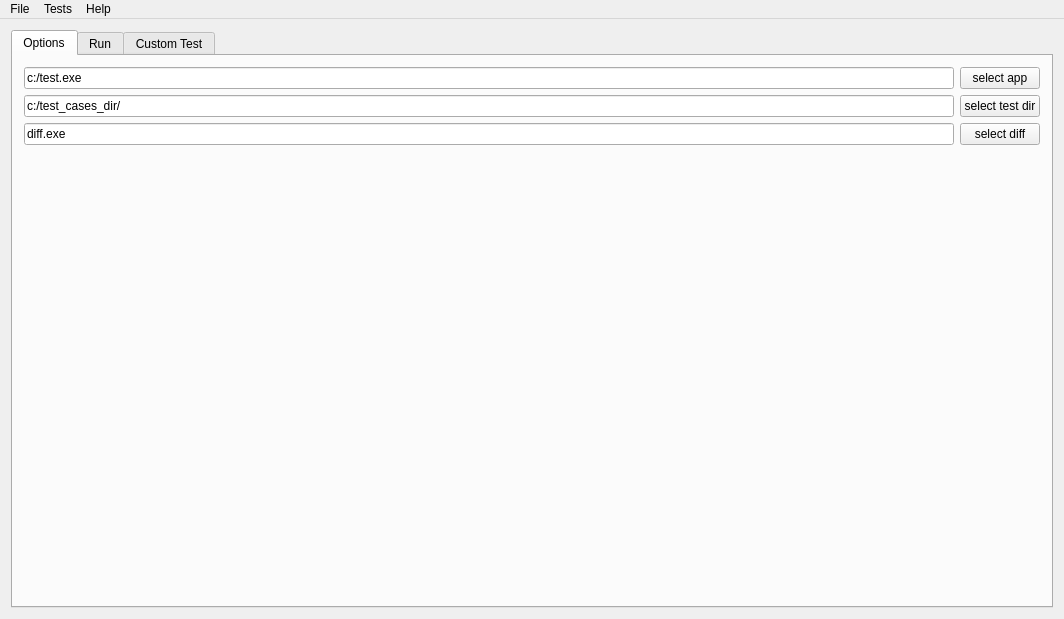
Above: cppgm_tests/src/mainwindow.ui from jimon/cppgm_tools before the change. Below: the same form after it.
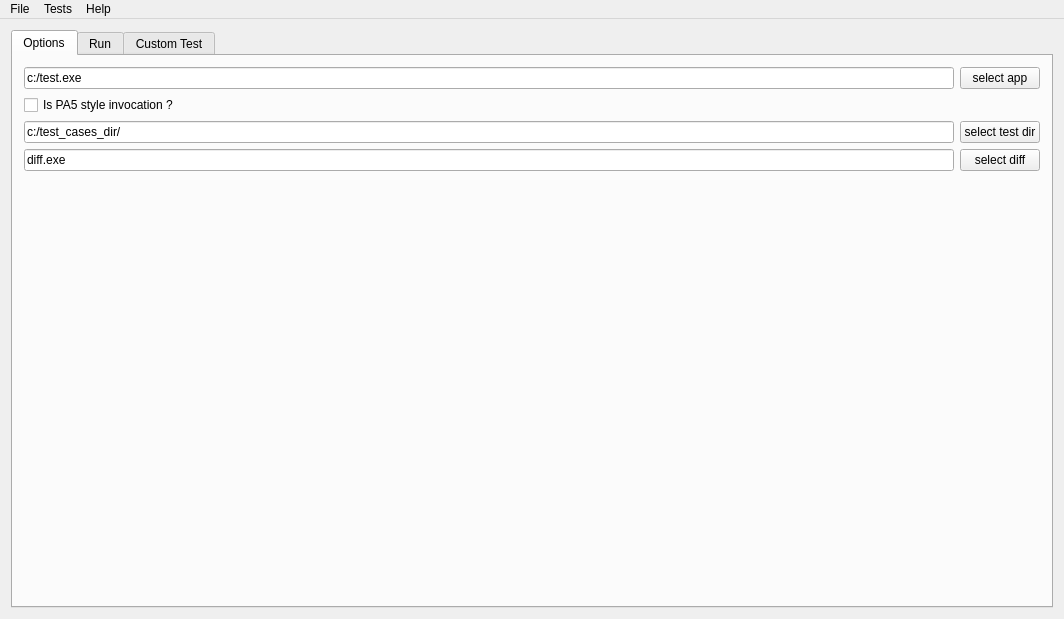
That is the form after the change. The open tabs and pages were chosen to show the change.

Commit message:
add pa5 style exe calling, your pa5 program will be called with format "pa5.exe test_file_name.t", so just output result to console like pa1-pa4
compiled with qt 5.1.0

The edit to the form file:
```diff
--- a/cppgm_tests/src/mainwindow.ui
+++ b/cppgm_tests/src/mainwindow.ui
@@ -43,6 +43,13 @@
           </item>
          </layout>
         </item>
+        <item>
+         <widget class="QCheckBox" name="pa5style">
+          <property name="text">
+           <string>Is PA5 style invocation ?</string>
+          </property>
+         </widget>
+        </item>
         <item>
          <layout class="QHBoxLayout" name="horizontalLayout_2">
           <item>
```
Left out of the diff: 4 changed lines with no effect on the pictures. The commit also changes 31 other files.
